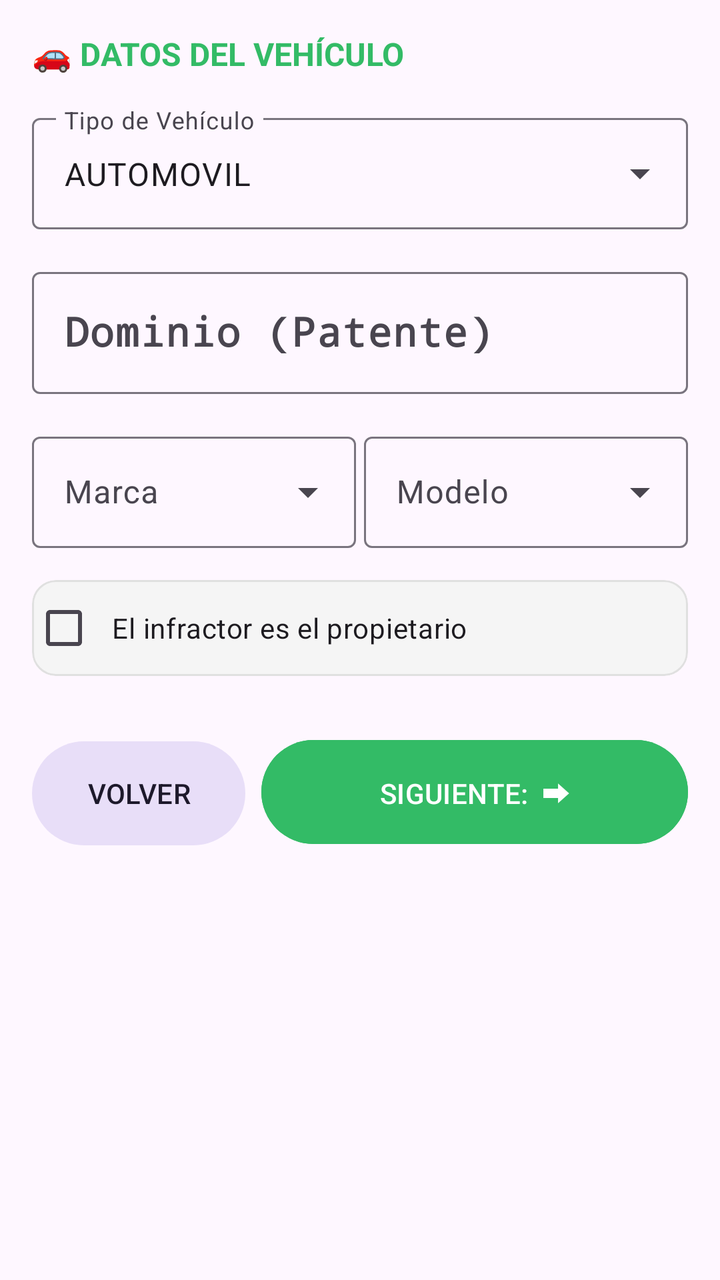
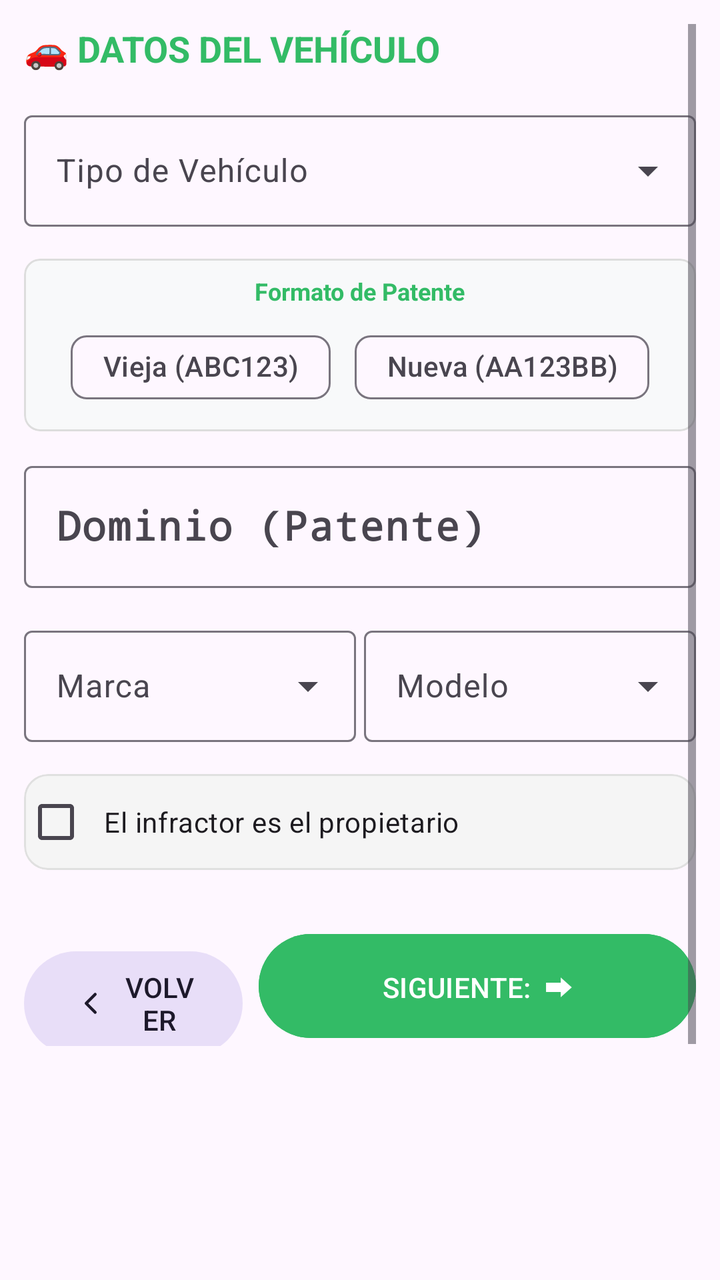

Before-and-after screenshots of an Android layout around one commit, followed by the original layout XML and the change that was made.
<!-- AndroidManifest.xml: application theme Theme.ChivilcoyActas -->
<!-- res/layout/fragment_vehiculo.xml -->
<?xml version="1.0" encoding="utf-8"?>
<ScrollView xmlns:android="http://schemas.android.com/apk/res/android"
    xmlns:app="http://schemas.android.com/apk/res-auto"
    android:layout_width="match_parent"
    android:layout_height="match_parent"
    android:padding="16dp"
    android:fillViewport="true"
    android:isScrollContainer="true"
    android:id="@+id/scrollVehiculo">

    <LinearLayout
        android:layout_width="match_parent"
        android:layout_height="wrap_content"
        android:orientation="vertical"
        android:focusable="true"
        android:focusableInTouchMode="true">>

        <TextView
            android:layout_width="wrap_content"
            android:layout_height="wrap_content"
            android:text="🚗 DATOS DEL VEHÍCULO"
            android:textColor="#33BB66"
            android:textStyle="bold"
            android:textSize="16sp"
            android:layout_marginBottom="16dp"/>

        <com.google.android.material.textfield.TextInputLayout
            android:id="@+id/inputLayoutTipoVehiculo"
            style="@style/Widget.Material3.TextInputLayout.OutlinedBox.ExposedDropdownMenu"
            android:layout_width="match_parent"
            android:layout_height="wrap_content"
            android:hint="Tipo de Vehículo"
            android:layout_marginBottom="16dp">

            <AutoCompleteTextView
                android:id="@+id/autoCompleteTipoVehiculo"
                android:layout_width="match_parent"
                android:layout_height="wrap_content"
                android:text="AUTOMOVIL"
                android:inputType="none"
                android:focusable="false"
                android:clickable="false"
                android:cursorVisible="false" /> </com.google.android.material.textfield.TextInputLayout>

        <com.google.android.material.textfield.TextInputLayout
            style="@style/Widget.Material3.TextInputLayout.OutlinedBox"
            android:layout_width="match_parent"
            android:layout_height="wrap_content"
            android:hint="Dominio (Patente)"
            android:layout_marginBottom="16dp">
            <com.google.android.material.textfield.TextInputEditText
                android:id="@+id/etDominio"
                android:layout_width="match_parent"
                android:layout_height="wrap_content"
                android:inputType="textCapCharacters"
                android:imeOptions="actionNext"
                android:singleLine="true"
                android:maxLength="7"
                android:textAllCaps="true"
                android:typeface="monospace"
                android:textSize="20sp"
                android:textStyle="bold"
                android:nextFocusForward="@id/autoCompleteMarca"
                android:nextFocusDown="@id/autoCompleteMarca" />
        </com.google.android.material.textfield.TextInputLayout>

        <LinearLayout
            android:layout_width="match_parent"
            android:layout_height="wrap_content"
            android:orientation="horizontal"
            android:baselineAligned="false">

            <com.google.android.material.textfield.TextInputLayout
                style="@style/Widget.Material3.TextInputLayout.OutlinedBox.ExposedDropdownMenu"
                android:layout_width="0dp"
                android:layout_height="wrap_content"
                android:layout_weight="1"
                android:hint="Marca"
                android:layout_marginEnd="4dp">
                <com.google.android.material.textfield.MaterialAutoCompleteTextView
                    android:id="@+id/autoCompleteMarca"
                    android:layout_width="match_parent"
                    android:layout_height="wrap_content"
                    android:inputType="textCapCharacters"
                    android:imeOptions="actionNext"
                    android:singleLine="true"/>
            </com.google.android.material.textfield.TextInputLayout>

            <com.google.android.material.textfield.TextInputLayout
                style="@style/Widget.Material3.TextInputLayout.OutlinedBox.ExposedDropdownMenu"
                android:layout_width="0dp"
                android:layout_height="wrap_content"
                android:layout_weight="1"
                android:hint="Modelo">
                <com.google.android.material.textfield.MaterialAutoCompleteTextView
                    android:id="@+id/autoCompleteModelo"
                    android:layout_width="match_parent"
                    android:layout_height="wrap_content"
                    android:inputType="textCapCharacters"
                    android:imeOptions="actionNext"
                    android:singleLine="true" />
            </com.google.android.material.textfield.TextInputLayout>
        </LinearLayout>

        <com.google.android.material.card.MaterialCardView
            android:layout_width="match_parent"
            android:layout_height="wrap_content"
            app:cardBackgroundColor="#F5F5F5"
            app:strokeColor="#E0E0E0"
            app:strokeWidth="1dp"
            android:layout_marginTop="16dp"
            android:layout_marginBottom="16dp">
            <CheckBox
                android:id="@+id/checkEsPropietario"
                android:layout_width="match_parent"
                android:layout_height="wrap_content"
                android:padding="8dp"
                android:text="El infractor es el propietario"
                android:textSize="14sp" />
        </com.google.android.material.card.MaterialCardView>

        
        <LinearLayout
            android:id="@+id/layoutDatosPropietario"
            android:layout_width="match_parent"
            android:layout_height="wrap_content"
            android:orientation="vertical"
            android:visibility="gone"
            android:padding="8dp"
            android:background="#FAFAFA">

            <TextView
                android:layout_width="wrap_content"
                android:layout_height="wrap_content"
                android:text="DATOS DEL DUEÑO DEL VEHÍCULO"
                android:textSize="12sp"
                android:textStyle="bold"
                android:layout_marginBottom="8dp"
                android:textColor="#666666"/>

            <com.google.android.material.textfield.TextInputLayout
                style="@style/Widget.Material3.TextInputLayout.OutlinedBox"
                android:layout_width="match_parent"
                android:layout_height="wrap_content"
                android:hint="Nombre y Apellido del Dueño"
                android:layout_marginBottom="8dp">
                <com.google.android.material.textfield.TextInputEditText
                    android:id="@+id/etNombrePropietario"
                    android:layout_width="match_parent"
                    android:layout_height="wrap_content"
                    android:inputType="textPersonName" />
            </com.google.android.material.textfield.TextInputLayout>

            <com.google.android.material.textfield.TextInputLayout
                style="@style/Widget.Material3.TextInputLayout.OutlinedBox"
                android:layout_width="match_parent"
                android:layout_height="wrap_content"
                android:hint="DNI del Dueño">
                <com.google.android.material.textfield.TextInputEditText
                    android:id="@+id/etDniPropietario"
                    android:layout_width="match_parent"
                    android:layout_height="wrap_content"
                    android:inputType="number" />
            </com.google.android.material.textfield.TextInputLayout>

            
        </LinearLayout>

       

        <LinearLayout
            android:layout_width="match_parent"
            android:layout_height="wrap_content"
            android:orientation="horizontal"
            android:layout_marginTop="12dp"
            android:weightSum="3">
            <Button
                android:id="@+id/btnVolverVehiculo"
                style="@style/Widget.Material3.Button.TonalButton"
                android:layout_width="0dp"
                android:layout_height="60dp"
                android:layout_weight="1"
                android:text="VOLVER"
                android:layout_marginEnd="8dp"/>
            <Button
                android:id="@+id/btnSiguienteVehiculo"
                android:layout_width="0dp"
                android:layout_height="60dp"
                android:layout_weight="2"
                android:text="SIGUIENTE:  ⮕"
                android:backgroundTint="#33BB66"/>
        </LinearLayout>

        <Space
            android:layout_width="match_parent"
            android:layout_height="200dp" />
    </LinearLayout>
</ScrollView>
<!-- resources referenced by this layout -->
<resources>
  <style name="Theme.ChivilcoyActas" parent="Base.Theme.ChivilcoyActas" />
  <style name="Base.Theme.ChivilcoyActas" parent="Theme.Material3.DayNight.NoActionBar">
          
          <item name="colorPrimary">#33BB66</item>
  
          <item name="colorSecondary">#33BB66</item>
          <item name="android:statusBarColor">#33BB66</item>
      </style>
</resources>

<!-- the commit's change to res/layout/fragment_vehiculo.xml (unified diff, before → after) -->
@@ -3,17 +3,21 @@
     xmlns:app="http://schemas.android.com/apk/res-auto"
     android:layout_width="match_parent"
     android:layout_height="match_parent"
-    android:padding="16dp"
+    android:padding="12dp"
+    android:paddingBottom="16dp"
+    android:clipToPadding="false"
     android:fillViewport="true"
     android:isScrollContainer="true"
     android:id="@+id/scrollVehiculo">
 
+
     <LinearLayout
+        android:id="@+id/contenedorPrincipal"
         android:layout_width="match_parent"
         android:layout_height="wrap_content"
         android:orientation="vertical"
         android:focusable="true"
-        android:focusableInTouchMode="true">>
+        android:focusableInTouchMode="true">
 
         <TextView
             android:layout_width="wrap_content"
@@ -21,7 +25,7 @@
             android:text="🚗 DATOS DEL VEHÍCULO"
             android:textColor="#33BB66"
             android:textStyle="bold"
-            android:textSize="16sp"
+            android:textSize="18sp"
             android:layout_marginBottom="16dp"/>
 
         <com.google.android.material.textfield.TextInputLayout
@@ -36,33 +40,126 @@
                 android:id="@+id/autoCompleteTipoVehiculo"
                 android:layout_width="match_parent"
                 android:layout_height="wrap_content"
-                android:text="AUTOMOVIL"
+                android:text=""
                 android:inputType="none"
-                android:focusable="false"
-                android:clickable="false"
-                android:cursorVisible="false" /> </com.google.android.material.textfield.TextInputLayout>
-
-        <com.google.android.material.textfield.TextInputLayout
-            style="@style/Widget.Material3.TextInputLayout.OutlinedBox"
-            android:layout_width="match_parent"
-            android:layout_height="wrap_content"
-            android:hint="Dominio (Patente)"
+                android:focusable="true"
+                android:clickable="true"
+                android:cursorVisible="false" />
+        </com.google.android.material.textfield.TextInputLayout>
+
+        
+        <com.google.android.material.card.MaterialCardView
+            android:id="@+id/cardFormatoPatente"
+            android:layout_width="match_parent"
+            android:layout_height="wrap_content"
+            android:layout_marginBottom="12dp"
+            app:cardBackgroundColor="#F8F9FA"
+            app:cardCornerRadius="8dp"
+            app:cardElevation="0dp"
+            app:strokeColor="#DDDDDD"
+            app:strokeWidth="1dp"
+            android:focusable="true"
+            android:focusableInTouchMode="true">
+
+            <LinearLayout
+                android:layout_width="match_parent"
+                android:layout_height="wrap_content"
+                android:orientation="vertical"
+                android:padding="8dp">
+
+                <TextView
+                    android:layout_width="wrap_content"
+                    android:layout_height="wrap_content"
+                    android:layout_gravity="center_horizontal"
+                    android:layout_marginBottom="6dp"
+                    android:text="Formato de Patente"
+                    android:textColor="#33BB66"
+                    android:textSize="12sp"
+                    android:textStyle="bold" />
+
+                <com.google.android.material.chip.ChipGroup
+                    android:id="@+id/cgFormatoPatente"
+                    android:layout_width="wrap_content"
+                    android:layout_height="wrap_content"
+                    android:layout_gravity="center_horizontal"
+                    app:chipSpacingHorizontal="12dp"
+                    app:chipSpacingVertical="0dp"
+                    app:singleSelection="true">
+
+                    <com.google.android.material.chip.Chip
+                        android:id="@+id/chipPatenteVieja"
+                        style="@style/Widget.Material3.Chip.Filter"
+                        android:layout_width="wrap_content"
+                        android:layout_height="wrap_content"
+                        android:checked="false"
+                        android:text="Vieja (ABC123)"
+                        android:textAlignment="center"
+                        app:chipIconVisible="false" />
+
+                    <com.google.android.material.chip.Chip
+                        android:id="@+id/chipPatenteNueva"
+                        style="@style/Widget.Material3.Chip.Filter"
+                        android:layout_width="wrap_content"
+                        android:layout_height="wrap_content"
+                        android:checked="false"
+                        android:text="Nueva (AA123BB)"
+                        android:textAlignment="center"
+                        app:chipIconVisible="false" />
+
+                </com.google.android.material.chip.ChipGroup>
+
+                <TextView
+                    android:id="@+id/tvErrorPatente"
+                    android:layout_width="wrap_content"
+                    android:layout_height="wrap_content"
+                    android:layout_gravity="center_horizontal"
+                    android:layout_marginTop="4dp"
+                    android:text="Debe seleccionar un formato de patente"
+                    android:textColor="#D32F2F"
+                    android:textSize="11sp"
+                    android:visibility="gone" />
+            </LinearLayout>
+        </com.google.android.material.card.MaterialCardView>
+
+        <FrameLayout
+            android:layout_width="match_parent"
+            android:layout_height="wrap_content"
             android:layout_marginBottom="16dp">
-            <com.google.android.material.textfield.TextInputEditText
-                android:id="@+id/etDominio"
-                android:layout_width="match_parent"
-                android:layout_height="wrap_content"
-                android:inputType="textCapCharacters"
-                android:imeOptions="actionNext"
-                android:singleLine="true"
-                android:maxLength="7"
-                android:textAllCaps="true"
-                android:typeface="monospace"
-                android:textSize="20sp"
-                android:textStyle="bold"
-                android:nextFocusForward="@id/autoCompleteMarca"
-                android:nextFocusDown="@id/autoCompleteMarca" />
-        </com.google.android.material.textfield.TextInputLayout>
+
+            <com.google.android.material.textfield.TextInputLayout
+                android:id="@+id/inputDominio"
+                style="@style/Widget.Material3.TextInputLayout.OutlinedBox"
+                android:layout_width="match_parent"
+                android:layout_height="wrap_content"
+                android:hint="Dominio (Patente)">
+
+                <com.google.android.material.textfield.TextInputEditText
+                    android:id="@+id/etDominio"
+                    android:layout_width="match_parent"
+                    android:layout_height="wrap_content"
+                    android:inputType="textCapCharacters|textNoSuggestions|textVisiblePassword"
+                    android:importantForAutofill="no"
+                    android:imeOptions="actionNext"
+                    android:singleLine="true"
+                    android:maxLength="7"
+                    android:textAllCaps="true"
+                    android:typeface="monospace"
+                    android:textSize="20sp"
+                    android:textStyle="bold"
+                    android:nextFocusForward="@id/autoCompleteMarca"
+                    android:nextFocusDown="@id/autoCompleteMarca"
+                    android:selectAllOnFocus="true"
+                    android:enabled="false"/>
+            </com.google.android.material.textfield.TextInputLayout>
+
+            <View
+                android:id="@+id/viewPatenteOverlay"
+                android:layout_width="match_parent"
+                android:layout_height="match_parent"
+                android:clickable="true"
+                android:focusable="true"
+                android:background="@android:color/transparent" />
+        </FrameLayout>
 
         <LinearLayout
             android:layout_width="match_parent"
@@ -71,6 +168,7 @@
             android:baselineAligned="false">
 
             <com.google.android.material.textfield.TextInputLayout
+                android:id="@+id/inputMarca"
                 style="@style/Widget.Material3.TextInputLayout.OutlinedBox.ExposedDropdownMenu"
                 android:layout_width="0dp"
                 android:layout_height="wrap_content"
@@ -81,23 +179,29 @@
                     android:id="@+id/autoCompleteMarca"
                     android:layout_width="match_parent"
                     android:layout_height="wrap_content"
-                    android:inputType="textCapCharacters"
+                    android:inputType="textCapCharacters|textNoSuggestions|textVisiblePassword"
+                    android:importantForAutofill="no"
+                    android:dropDownHeight="220dp"
                     android:imeOptions="actionNext"
                     android:singleLine="true"/>
             </com.google.android.material.textfield.TextInputLayout>
 
             <com.google.android.material.textfield.TextInputLayout
+                android:id="@+id/inputModelo"
                 style="@style/Widget.Material3.TextInputLayout.OutlinedBox.ExposedDropdownMenu"
                 android:layout_width="0dp"
                 android:layout_height="wrap_content"
                 android:layout_weight="1"
                 android:hint="Modelo">
+
                 <com.google.android.material.textfield.MaterialAutoCompleteTextView
                     android:id="@+id/autoCompleteModelo"
                     android:layout_width="match_parent"
                     android:layout_height="wrap_content"
-                    android:inputType="textCapCharacters"
-                    android:imeOptions="actionNext"
+                    android:inputType="textCapCharacters|textNoSuggestions|textVisiblePassword"
+                    android:importantForAutofill="no"
+                    android:dropDownHeight="220dp"
+                    android:imeOptions="actionDone"
                     android:singleLine="true" />
             </com.google.android.material.textfield.TextInputLayout>
         </LinearLayout>
@@ -136,9 +240,10 @@
                 android:textSize="12sp"
                 android:textStyle="bold"
                 android:layout_marginBottom="8dp"
-                android:textColor="#666666"/>
-
-            <com.google.android.material.textfield.TextInputLayout
+                android:textColor="#33BB66"/>
+
+            <com.google.android.material.textfield.TextInputLayout
+                android:id="@+id/inputNombrePropietario"
                 style="@style/Widget.Material3.TextInputLayout.OutlinedBox"
                 android:layout_width="match_parent"
                 android:layout_height="wrap_content"
@@ -148,10 +253,11 @@
                     android:id="@+id/etNombrePropietario"
                     android:layout_width="match_parent"
                     android:layout_height="wrap_content"
-                    android:inputType="textPersonName" />
-            </com.google.android.material.textfield.TextInputLayout>
-
-            <com.google.android.material.textfield.TextInputLayout
+                    android:inputType="textPersonName|textCapWords|textNoSuggestions|textVisiblePassword" />
+            </com.google.android.material.textfield.TextInputLayout>
+
+            <com.google.android.material.textfield.TextInputLayout
+                android:id="@+id/inputDniPropietario"
                 style="@style/Widget.Material3.TextInputLayout.OutlinedBox"
                 android:layout_width="match_parent"
                 android:layout_height="wrap_content"
@@ -181,6 +287,8 @@
                 android:layout_height="60dp"
                 android:layout_weight="1"
                 android:text="VOLVER"
+                app:icon="@drawable/ic_arrow_back_thin"
+                app:iconGravity="textStart"
                 android:layout_marginEnd="8dp"/>
             <Button
                 android:id="@+id/btnSiguienteVehiculo"
@@ -193,6 +301,6 @@
 
         <Space
             android:layout_width="match_parent"
-            android:layout_height="200dp" />
+            android:layout_height="250dp" />
     </LinearLayout>
 </ScrollView>
<!-- resource entries referenced after the edit -->
@@ -1,5 +1,18 @@
 <!-- resources referenced by this layout -->
 <resources>
+  <!-- drawable ic_arrow_back_thin (drawable) -->
+  <vector xmlns:android="http://schemas.android.com/apk/res/android"
+      android:width="24dp"
+      android:height="24dp"
+      android:viewportWidth="24"
+      android:viewportHeight="24">
+      <path
+          android:strokeColor="#000000"
+          android:strokeWidth="2"
+          android:strokeLineCap="round"
+          android:strokeLineJoin="round"
+          android:pathData="M15,18l-6,-6 6,-6" />
+  </vector>
   <style name="Theme.ChivilcoyActas" parent="Base.Theme.ChivilcoyActas" />
   <style name="Base.Theme.ChivilcoyActas" parent="Theme.Material3.DayNight.NoActionBar">
           
